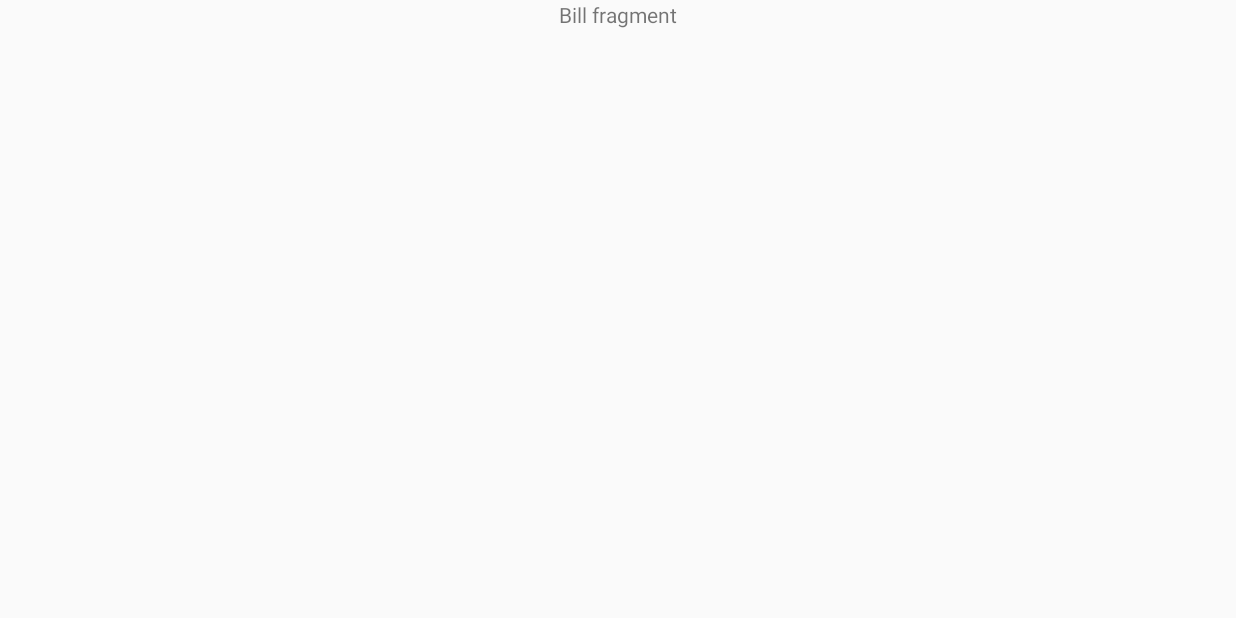
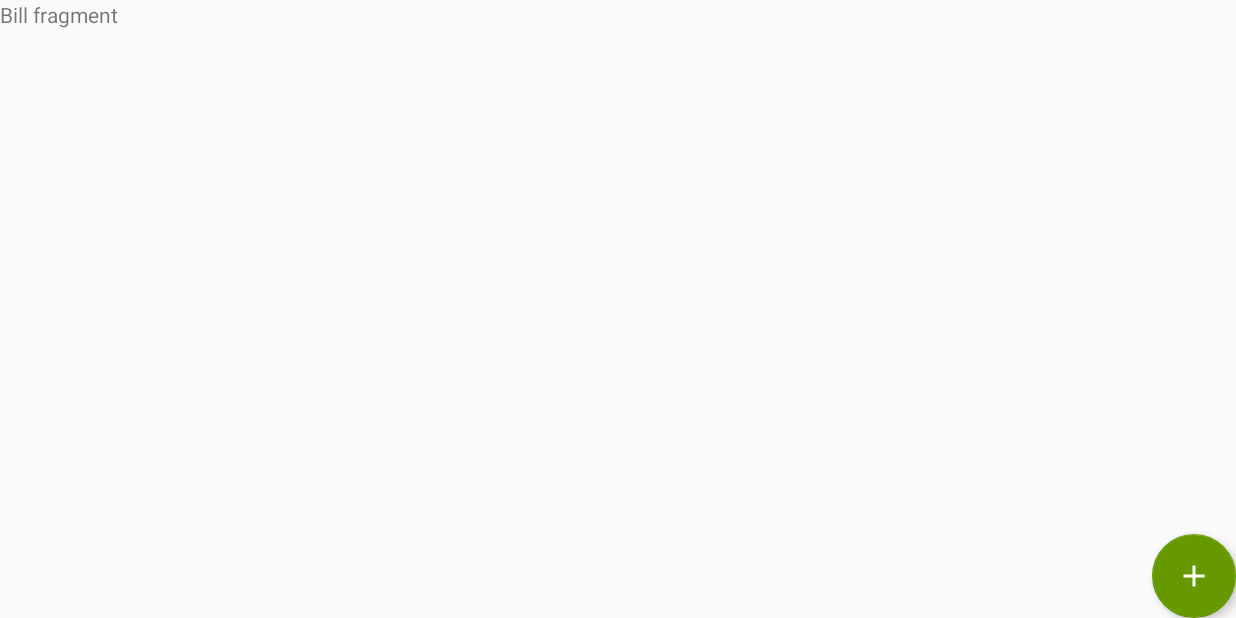
Before and after one commit to 9ae/bowls-gradle, an Android app: the screen it shows after launch (MasterActivity), on a phone screen of 824 x 412 dp (held sideways). Before the commit the screen is almost empty. Run offline under Robolectric (Android 15) with nearby library versions, the phone set to English and light mode, and no system bars.

Commit message:
basic FAB

```diff
--- a/bowls2/src/main/res/layout/activity_master.xml
+++ b/bowls2/src/main/res/layout/activity_master.xml
@@ -14,5 +14,4 @@
         android:layout_width="wrap_content"
         android:layout_weight="1" />
 
-
 </LinearLayout>
--- a/bowls2/src/main/res/layout/fragment_bill.xml
+++ b/bowls2/src/main/res/layout/fragment_bill.xml
@@ -1,10 +1,18 @@
 <RelativeLayout xmlns:android="http://schemas.android.com/apk/res/android"
     xmlns:tools="http://schemas.android.com/tools"
+    xmlns:app="http://schemas.android.com/apk/res-auto"
     android:layout_width="match_parent"
-    android:layout_height="match_parent"
-    tools:context=".MasterActivityFragment">
+    android:layout_height="match_parent">
 
     <TextView android:text="Bill fragment" android:layout_width="wrap_content"
         android:layout_height="wrap_content" />
 
+    <android.support.design.widget.FloatingActionButton android:id="@+id/add"
+        android:layout_width="wrap_content"
+        android:layout_height="wrap_content"
+        android:src="@drawable/ic_add_white_24dp"
+        android:layout_alignParentBottom="true"
+        android:layout_alignParentRight="true"
+        app:elevation="4dp"/>
+
 </RelativeLayout>
--- a/bowls2/src/main/res/values/styles.xml
+++ b/bowls2/src/main/res/values/styles.xml
@@ -2,7 +2,7 @@
 
     <!-- Base application theme. -->
     <style name="AppTheme" parent="Theme.AppCompat.Light.NoActionBar">
-        <!-- Customize your theme here. -->
+        <item name="colorAccent">@android:color/holo_green_dark</item>
     </style>
 
 </resources>
```
Also changed, not shown: bowls2/src/main/res/drawable-hdpi/ic_add_white_24dp.png (added), bowls2/src/main/res/drawable-mdpi/ic_add_white_24dp.png (added), bowls2/src/main/res/drawable-xhdpi/ic_add_white_24dp.png (added), bowls2/src/main/res/drawable-xxhdpi/ic_add_white_24dp.png (added), bowls2/src/main/res/drawable-xxxhdpi/ic_add_white_24dp.png (added), 2 other files.
